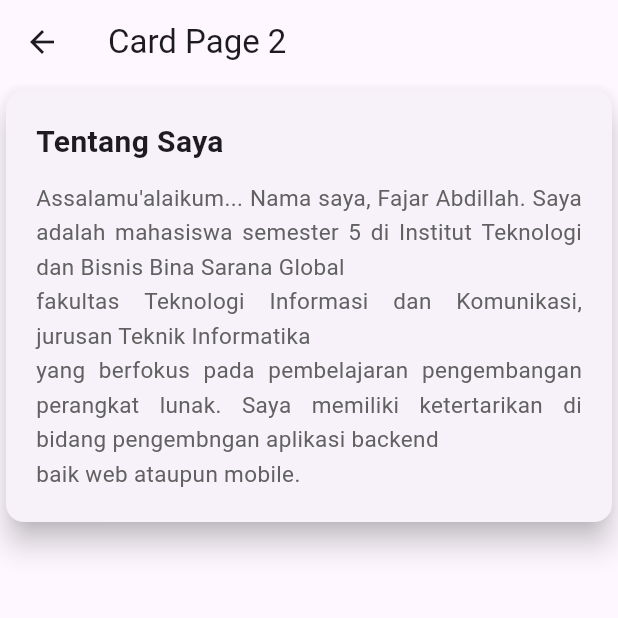
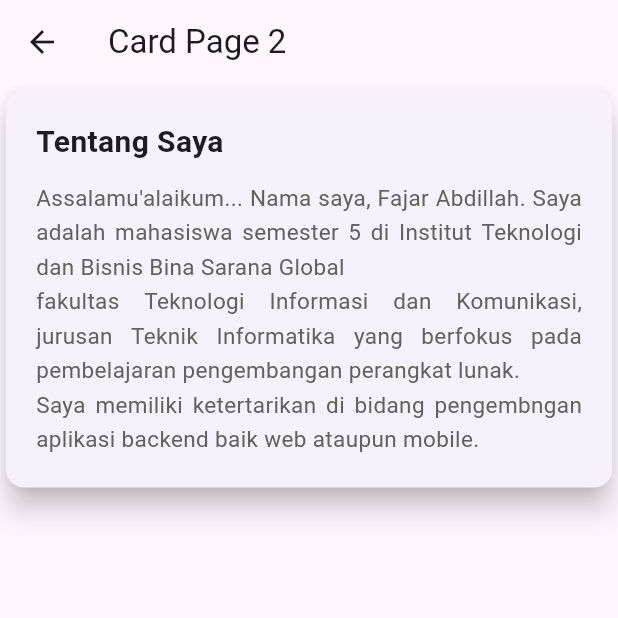
Before and after one commit to AbdillahFajar/belajar_card_flutter, a Flutter app: the CardPage2 screen opened directly, on a phone screen of 412 x 824 dp, the top half of it. Run offline on Flutter 3.47's test engine with Material 3 defaults, Android fonts, the phone set to English and light mode, and no system bars.

```diff
--- a/lib/pages/card_page_2.dart
+++ b/lib/pages/card_page_2.dart
@@ -28,7 +28,7 @@ class CardPage2 extends StatelessWidget {
                   ),
                   const SizedBox(height: 12),
                   Text(
-                    '''Assalamu\'alaikum... Nama saya, Fajar Abdillah. Saya adalah mahasiswa semester 5 di Institut Teknologi dan Bisnis Bina Sarana Global\nfakultas Teknologi Informasi dan Komunikasi, jurusan Teknik Informatika \nyang berfokus pada pembelajaran pengembangan perangkat lunak. Saya memiliki ketertarikan di bidang pengembngan aplikasi backend\nbaik web ataupun mobile.''' ,
+                    '''Assalamu\'alaikum... Nama saya, Fajar Abdillah. Saya adalah mahasiswa semester 5 di Institut Teknologi dan Bisnis Bina Sarana Global\nfakultas Teknologi Informasi dan Komunikasi, jurusan Teknik Informatika yang berfokus pada pembelajaran pengembangan perangkat lunak.\nSaya memiliki ketertarikan di bidang pengembngan aplikasi backend baik web ataupun mobile.''' ,
                     style: TextStyle(
                       fontSize: 15,
                       color: Colors.grey[700],
```
